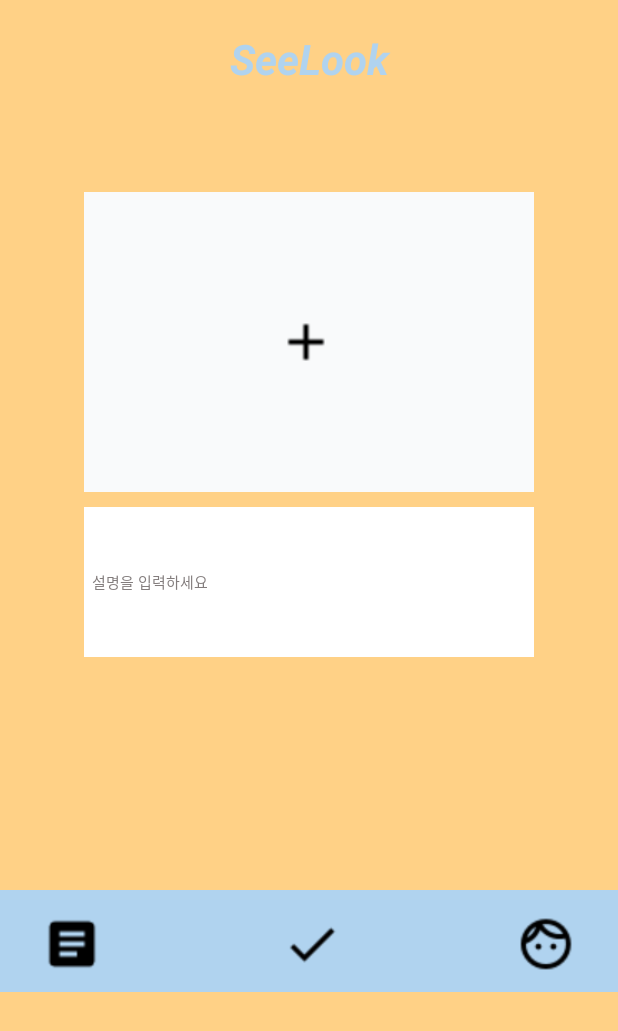
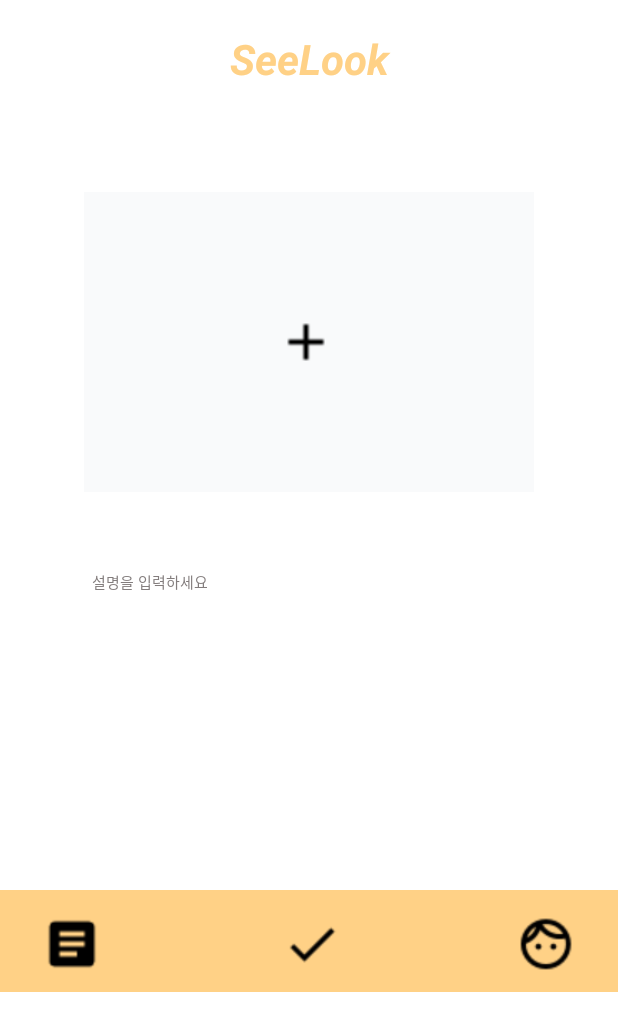
Before and after one commit to SeeLook18/SeeLook, an Android app: the Post_Activity screen opened directly, with no data from a screen before it, on a phone screen of 412 x 824 dp. Shown: the top 1031 px of the screen. Run offline under Robolectric (Android 15) with nearby library versions, the phone set to English and light mode, and no system bars.

Commit message:
색 변경

```diff
--- a/app/src/main/res/layout/activity_post_.xml
+++ b/app/src/main/res/layout/activity_post_.xml
@@ -4,7 +4,7 @@
     xmlns:tools="http://schemas.android.com/tools"
     android:layout_width="match_parent"
     android:layout_height="match_parent"
-    android:background="#FFD186"
+    android:background="#FFFFFF"
     android:orientation="vertical">
 
     <TextView
@@ -14,7 +14,7 @@
         android:layout_marginTop="20dp"
         android:gravity="center"
         android:text="SeeLook"
-        android:textColor="#B0D3EF"
+        android:textColor="#FFD186"
         android:textSize="28sp"
         android:textStyle="bold|italic" />
 
@@ -53,7 +53,7 @@
         android:layout_width="match_parent"
         android:layout_height="68dp"
         android:layout_marginTop="155dp"
-        android:background="#B0D3EF">
+        android:background="#FFD186">
 
         <Button
             android:id="@+id/article_button"
```
